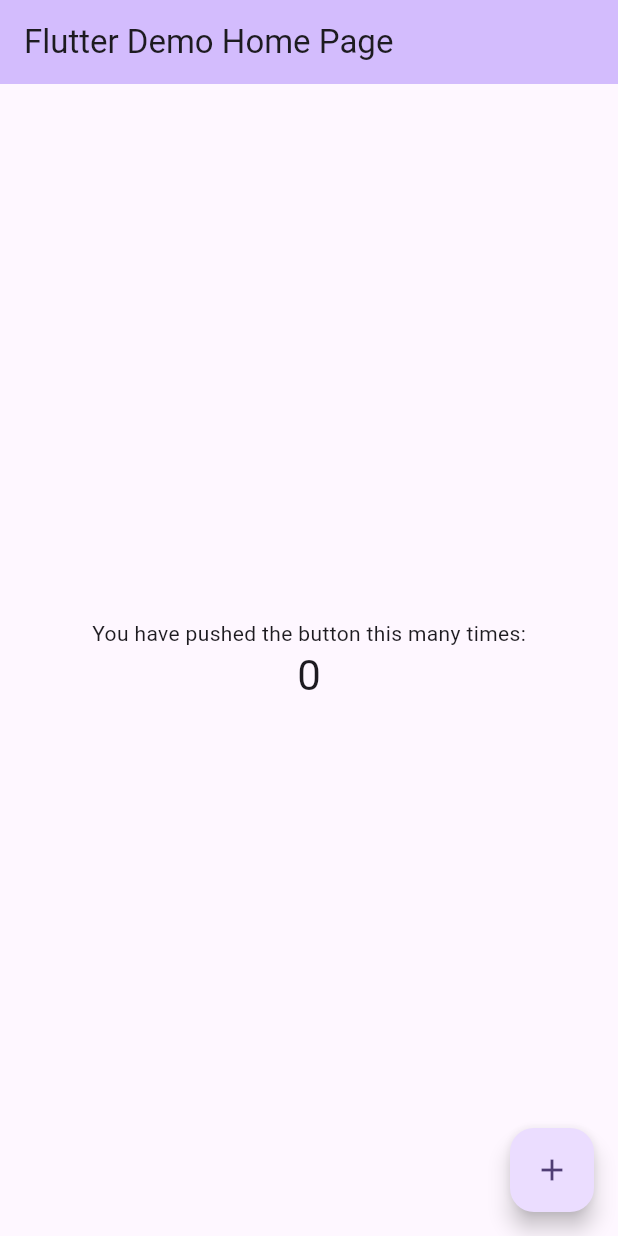
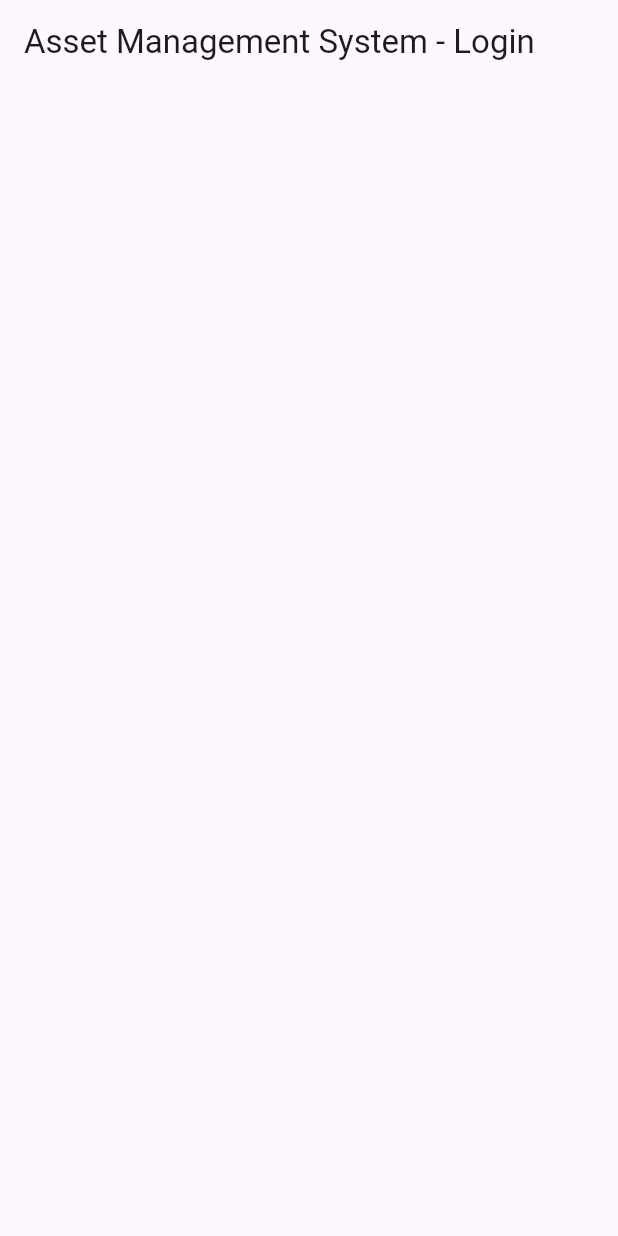
Before and after one commit to mathe-u/asset-management-system-app, a Flutter app: the screen it shows after launch, on a phone screen of 412 x 824 dp. Run offline on Flutter 3.47's test engine with Material 3 defaults, Android fonts, the phone set to English and light mode, and no system bars; our stand-ins replace shared_preferences.

Commit message:
add main screen file and dependencies

```diff
--- a/lib/main.dart
+++ b/lib/main.dart
@@ -1,39 +1,38 @@
 import 'package:flutter/material.dart';
+import './screens/login_screen.dart';
+import './services/api_service.dart';
+import './services/storage_service.dart';
 
-void main() {
-  runApp(const MyApp());
+void main() async {
+  WidgetsFlutterBinding.ensureInitialized();
+  final token = await StorageService.getToken();
+  if (token != null && token.isNotEmpty) {
+    ApiService.setToken(token);
+    runApp(const AssetApp(startOnMain: true));
+  } else {
+    runApp(const AssetApp(startOnMain: false));
+  }
 }
 
-class MyApp extends StatelessWidget {
-  const MyApp({super.key});
+class AssetApp extends StatelessWidget {
+  final bool startOnMain;
+  const AssetApp({super.key, required this.startOnMain});
 
-  // This widget is the root of your application.
   @override
   Widget build(BuildContext context) {
     return MaterialApp(
-      title: 'Flutter Demo',
+      title: 'Asset Management System',
       theme: ThemeData(
-        // This is the theme of your application.
-        //
-        // TRY THIS: Try running your application with "flutter run". You'll see
-        // the application has a purple toolbar. Then, without quitting the app,
-        // try changing the seedColor in the colorScheme below to Colors.green
-        // and then invoke "hot reload" (save your changes or press the "hot
-        // reload" button in a Flutter-supported IDE, or press "r" if you used
-        // the command line to start the app).
-        //
-        // Notice that the counter didn't reset back to zero; the application
-        // state is not lost during the reload. To reset the state, use hot
-        // restart instead.
-        //
-        // This works for code too, not just values: Most code changes can be
-        // tested with just a hot reload.
-        colorScheme: ColorScheme.fromSeed(seedColor: Colors.deepPurple),
+        primaryColor: Colors.deepOrange,
+        visualDensity: VisualDensity.adaptivePlatformDensity,
       ),
-      home: const MyHomePage(title: 'Flutter Demo Home Page'),
+      home: const LoginScreen(),
+      debugShowCheckedModeBanner: false,
     );
   }
 }
+
+// MyHomePage(title: 'Flutter Demo Home Page')
 
 class MyHomePage extends StatefulWidget {
   const MyHomePage({super.key, required this.title});
--- /dev/null
+++ b/lib/models/asset.dart
@@ -0,0 +1,35 @@
+class Asset {
+  final String name;
+  final String code;
+  final String category;
+  final String status;
+  final String custodian;
+  final String location;
+  final String barcode;
+
+  Asset({
+    required this.name,
+    required this.code,
+    required this.category,
+    required this.status,
+    required this.custodian,
+    required this.location,
+    required this.barcode,
+  });
+
+  factory Asset.fromJson(Map<String, dynamic> json) {
+    return Asset(
+      name: json['name'],
+      code: json['code'],
+      category: json['category'],
+      status: json['status'],
+      custodian: json['custodian'],
+      location: json['location'],
+      barcode: json['barcode'],
+    );
+  }
+
+  Map<String, dynamic> toJson() {
+    return {'name': name};
+  }
+}
--- /dev/null
+++ b/lib/screens/login_screen.dart
@@ -0,0 +1,27 @@
+import 'package:flutter/material.dart';
+
+class LoginScreen extends StatefulWidget {
+  const LoginScreen({super.key});
+
+  @override
+  State<LoginScreen> createState() {
+    return _LoginScreenState();
+  }
+}
+
+class _LoginScreenState extends State<LoginScreen> {
+  final TextEditingController _username = TextEditingController();
+  final TextEditingController _password = TextEditingController();
+  bool _isLoading = false;
+
+  @override
+  Widget build(BuildContext context) {
+    return Scaffold(
+      appBar: AppBar(title: const Text('Asset Management System - Login')),
+      body: Padding(
+        padding: const EdgeInsets.all(16.0),
+        child: Column(mainAxisAlignment: MainAxisAlignment.center),
+      ),
+    );
+  }
+}
```
Also changed, not shown: lib/services/api_service.dart (added, +52 -0 lines), lib/services/storage_service.dart (added, +15 -0 lines), pubspec.lock (added), 1 other file.
